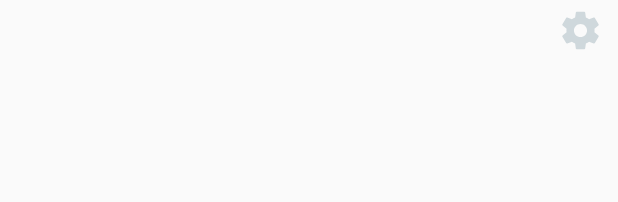
After one commit to GeonKim/android_pospirl, an Android app: the layout list_header.xml on its own in the app's theme, with its tools: preview values and no code run, on a phone screen of 412 x 824 dp. The commit adds this screen. Shown: the top 202 px of the screen. Run offline under Robolectric (Android 15) with nearby library versions, the light colour scheme and no system bars.

Commit message:
expandable recycler view test

```diff
--- a/app/src/main/res/layout/activity_main.xml
+++ b/app/src/main/res/layout/activity_main.xml
@@ -83,8 +83,7 @@
                     android:id="@+id/rv_article"
                     android:layout_width="match_parent"
                     android:layout_height="match_parent"
-                    android:layout_below="@+id/renew_btn"
-                    android:background="@color/postechGray">
+                    android:layout_below="@+id/renew_btn">
 
                 </android.support.v7.widget.RecyclerView>
 
--- /dev/null
+++ b/app/src/main/res/layout/list_header.xml
@@ -0,0 +1,27 @@
+<?xml version="1.0" encoding="utf-8"?>
+<LinearLayout
+    xmlns:android="http://schemas.android.com/apk/res/android"
+    android:orientation="horizontal"
+    android:paddingLeft="13dp"
+    android:paddingStart="13dp"
+    android:paddingRight="10dp"
+    android:paddingEnd="10dp"
+    android:paddingTop="5dp"
+    android:paddingBottom="5dp"
+    android:layout_width="match_parent"
+    android:layout_height="wrap_content">
+    <TextView
+        android:id="@+id/header_title"
+        android:textColor="@android:color/holo_blue_light"
+        android:textSize="18sp"
+        android:gravity="center_vertical"
+        android:layout_width="0dp"
+        android:layout_height="match_parent"
+        android:layout_weight="1"/>
+    <ImageView
+        android:id="@+id/btn_expand_toggle"
+        android:src="@drawable/ic_settings"
+        android:layout_width="30dp"
+        android:layout_height="30dp"
+        android:layout_weight="0"/>
+</LinearLayout>
```
Also changed, not shown: app/src/main/java/com/example/geonhokim/pospirl/MainActivity.java (+7 -3 lines), app/src/main/java/com/example/geonhokim/pospirl/RvAdapter.java (+26 -2 lines), app/src/main/res/drawable/ic_info_black.xml (added, +9 -0 lines), app/src/main/res/drawable/ic_open_in_browser.xml (added, +9 -0 lines), app/src/main/res/drawable/ic_thumb_down.xml (added, +9 -0 lines), app/src/main/res/drawable/ic_thumb_up.xml (added, +9 -0 lines).
